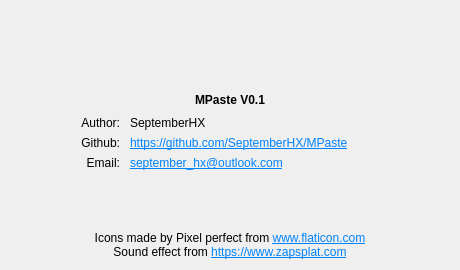
SeptemberHX/MPaste, file widget/AboutWidget.ui: the form before one commit.
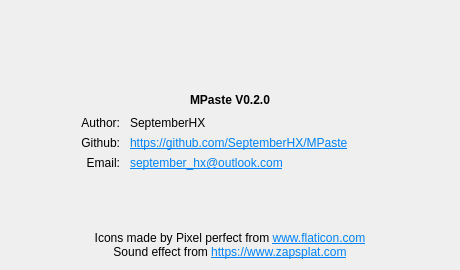
The form after the commit. Icons and pictures are not drawn.

Commit message: auto paste bug fix

What changed in the file:
```diff
--- a/widget/AboutWidget.ui
+++ b/widget/AboutWidget.ui
@@ -81,7 +81,7 @@
       </font>
      </property>
      <property name="text">
-      <string notr="true">MPaste V0.1</string>
+      <string notr="true">MPaste V0.2.0</string>
      </property>
      <property name="alignment">
       <set>Qt::AlignCenter</set>
```
Left out of the diff: 2 changed lines with no effect on the pictures. The commit also changes 6 other files.
